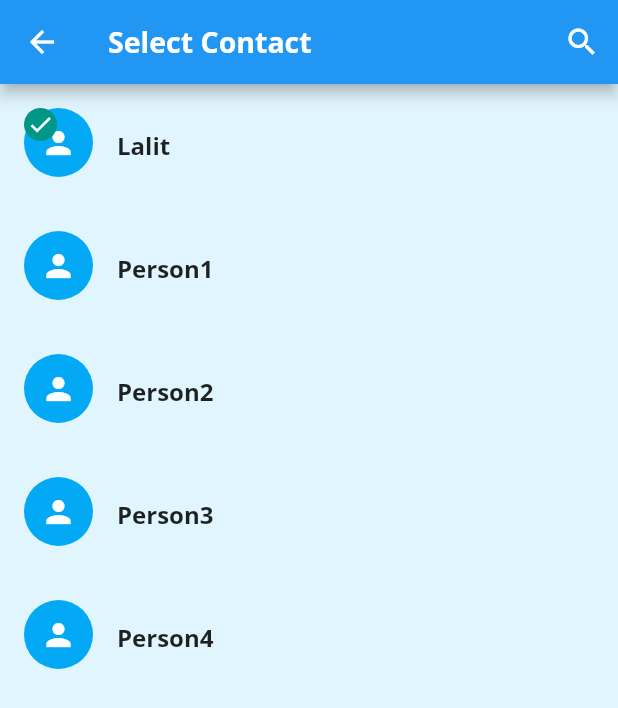
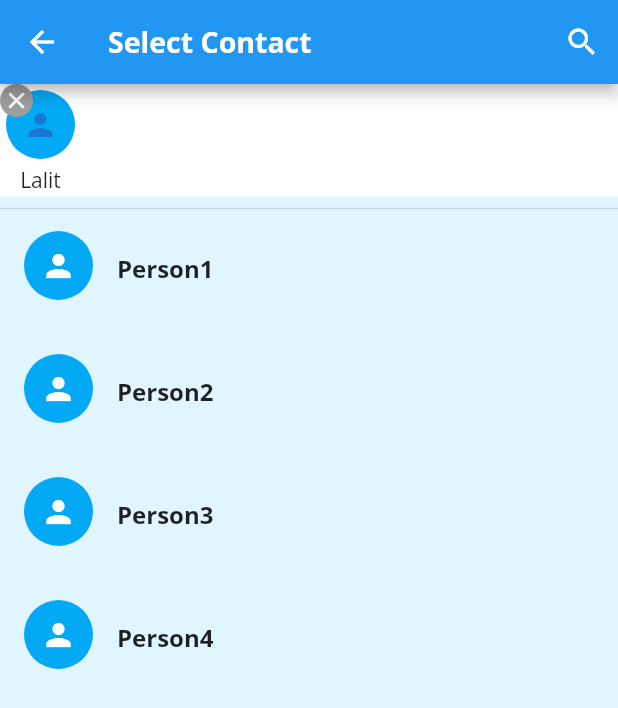
Before and after one commit to Prachijain424/TextHive, a Flutter app: the CreateGroup screen opened directly, after a tap on "Lalit", on a phone screen of 412 x 824 dp. Shown: the top 708 px of the screen. Run offline on Flutter 3.47's test engine with Material 2 defaults, Android fonts, the phone set to English and light mode, and no system bars.

Commit message:
Modified add group features

```diff
--- /dev/null
+++ b/lib/CustomUI/AvatarCard.dart
@@ -0,0 +1,40 @@
+import 'package:flutter/material.dart';
+import 'package:untitled1/Models/ChatModel.dart';
+class AvatarCard extends StatefulWidget {
+  const AvatarCard({Key? key, required this.contact}) : super(key: key);
+  final ChatModel contact;
+  @override
+  State<AvatarCard> createState() => _AvatarCardState();
+}
+
+class _AvatarCardState extends State<AvatarCard> {
+  @override
+  Widget build(BuildContext context) {
+    return widget.contact.selected ? Row(
+      children: [Column(
+          children: [
+            Stack(children: const[
+              Padding(
+                padding: EdgeInsets.all(4),
+                child: CircleAvatar(
+                  radius: 23,
+                  backgroundColor: Colors.lightBlue,
+                  child: Icon(Icons.person),
+                ),
+              ),
+              CircleAvatar(
+                radius: 11,
+                backgroundColor: Colors.grey,
+                child: Icon(Icons.clear, color: Colors.white, size: 18,),
+              )
+            ]),
+            Text (widget.contact.name),
+          ],
+      ),
+        const SizedBox(
+          width: 20,
+        )
+      ]
+    ) : Container();
+  }
+}
--- a/lib/screens/CreateGroup.dart
+++ b/lib/screens/CreateGroup.dart
@@ -1,4 +1,5 @@
 import 'package:flutter/material.dart';
+import 'package:untitled1/CustomUI/AvatarCard.dart';
 import 'package:untitled1/CustomUI/ContactCard.dart';
 import 'package:untitled1/Models/ChatModel.dart';
 
@@ -55,7 +56,8 @@ class CreateGroupState extends State<CreateGroup> {
           IconButton(onPressed: (){}, icon: const Icon(Icons.search)),
         ],
       ),
-      body: ListView.builder(
+      body: Stack(
+        children: [ListView.builder(
           itemCount: contacts.length,
           itemBuilder: (context, index) {
             return InkWell(
@@ -71,6 +73,32 @@ class CreateGroupState extends State<CreateGroup> {
               child: ContactCard(contact: contacts[index],)
             );
           }),
+        groups.length>0 ? Column(
+          children: [Container(
+            height: 75,
+            color: Colors.white,
+            child : ListView.builder(
+              scrollDirection: Axis.horizontal,
+            itemCount: contacts.length,
+            itemBuilder: (context, index)=>InkWell(
+              onTap: () {
+                setState(() {
+                  groups.remove(contacts[index]);
+                  contacts[index].selected = false;
+                });
+              },
+                child: AvatarCard(contact:contacts[index])),
+            )
+          ),
+            const Divider(
+              thickness : 1,
+
+            ),
+          ],
+        )
+            : Container(),
+        ]
+      ),
       backgroundColor: const Color(0xFFE1F5FE),
       );
   }
```
Lines whose indentation alone changed are shown as unchanged.
